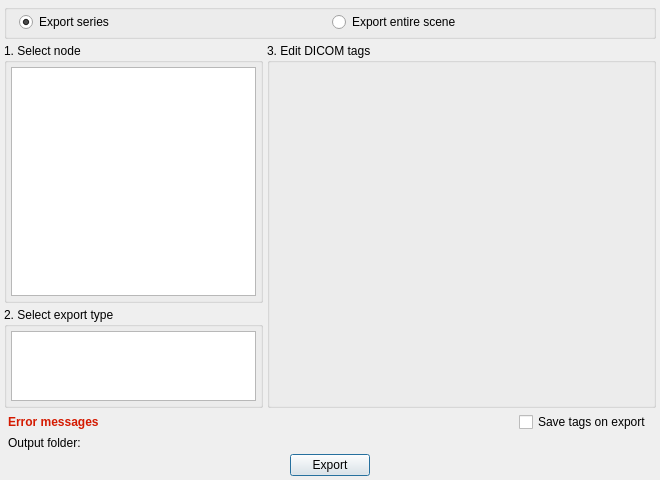
The window that Modules/Scripted/DICOMLib/Widgets/Resources/UI/qSlicerDICOMExportDialog.ui (Slicer/SlicerGitSVNArchive) describes before a commit, drawn with Qt 5.
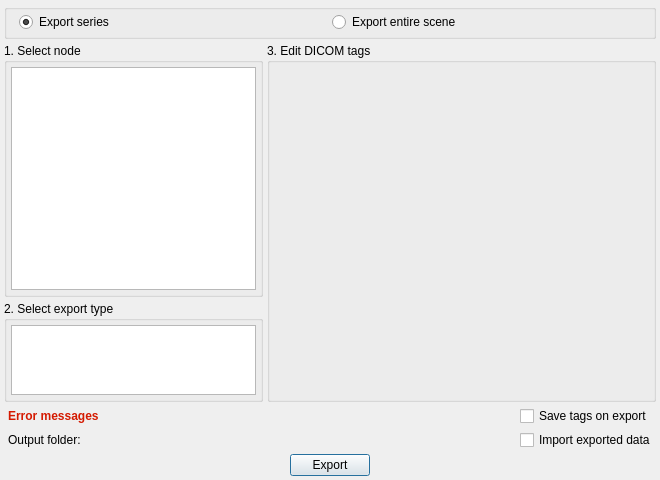
The same window after the commit. Custom widgets are drawn as their Qt base class.

Commit message:
ENH: Importing exported DICOM back to database is made optional
When DICOM data was exported, the written files were imported back to the database every time. It is a lengthy operation, and as it is not needed in every case, it needed to be made optional. A checkbox has been added to the export dialog, the state of which is stored in application settings to keep the option across sessions. It is off by default to make exporting fast.

Also, fixes were made in the export of the whole scene.

```diff
--- a/Modules/Scripted/DICOMLib/Widgets/Resources/UI/qSlicerDICOMExportDialog.ui
+++ b/Modules/Scripted/DICOMLib/Widgets/Resources/UI/qSlicerDICOMExportDialog.ui
@@ -205,6 +205,8 @@
     </layout>
    </item>
    <item>
+    <layout class="QGridLayout" name="gridLayout_6">
+     <item row="0" column="0">
     <layout class="QHBoxLayout" name="horizontalLayout_6">
      <property name="leftMargin">
       <number>4</number>
@@ -275,16 +277,9 @@
        </property>
       </spacer>
      </item>
-     <item>
-      <widget class="QCheckBox" name="SaveTagsCheckBox">
-       <property name="text">
-        <string>Save tags on export</string>
-       </property>
-      </widget>
-     </item>
-    </layout>
-   </item>
-   <item>
+      </layout>
+     </item>
+     <item row="1" column="0">
     <layout class="QHBoxLayout" name="horizontalLayout_3">
      <property name="leftMargin">
       <number>4</number>
@@ -317,6 +312,28 @@
      </item>
     </layout>
    </item>
+     <item row="0" column="1">
+      <widget class="QCheckBox" name="SaveTagsCheckBox">
+       <property name="toolTip">
+        <string>If checked, the manually edited tags will be saved back to the subject hierarhcy items too</string>
+       </property>
+       <property name="text">
+        <string>Save tags on export</string>
+       </property>
+      </widget>
+     </item>
+     <item row="1" column="1">
+      <widget class="QCheckBox" name="ImportExportedDatasetCheckBox">
+       <property name="toolTip">
+        <string>If checked, the dataset that is exported will be imported back to the DICOM database after export finished</string>
+       </property>
+       <property name="text">
+        <string>Import exported data</string>
+       </property>
+      </widget>
+     </item>
+    </layout>
+   </item>
    <item>
     <layout class="QHBoxLayout" name="horizontalLayout_4">
      <item>
@@ -357,11 +374,6 @@
   </layout>
  </widget>
  <customwidgets>
-  <customwidget>
-   <class>qMRMLTreeView</class>
-   <extends>QTreeView</extends>
-   <header>qMRMLTreeView.h</header>
-  </customwidget>
   <customwidget>
    <class>qSlicerDICOMTagEditorWidget</class>
    <extends>QWidget</extends>
@@ -369,7 +381,7 @@
   </customwidget>
   <customwidget>
    <class>qMRMLSubjectHierarchyTreeView</class>
-   <extends>qMRMLTreeView</extends>
+   <extends>QTreeView</extends>
    <header>qMRMLSubjectHierarchyTreeView.h</header>
   </customwidget>
   <customwidget>
```
Lines whose indentation alone changed are shown as unchanged. The commit also changes 8 other files.
